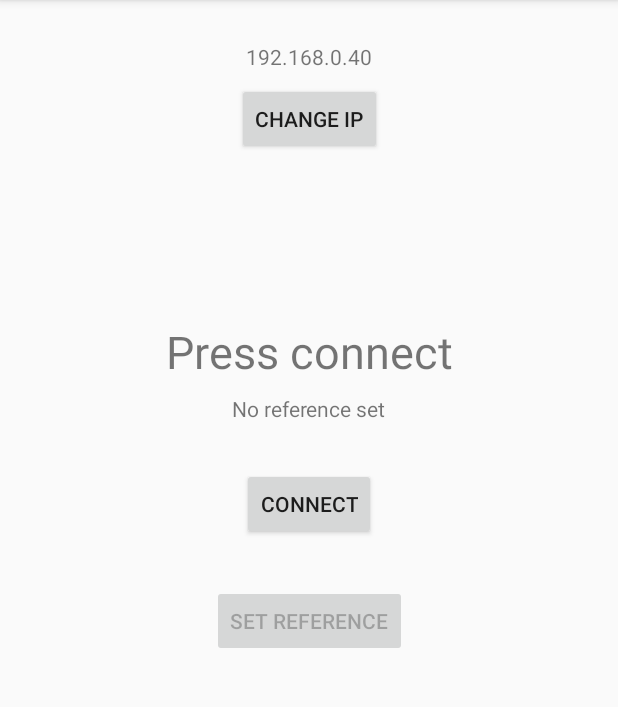
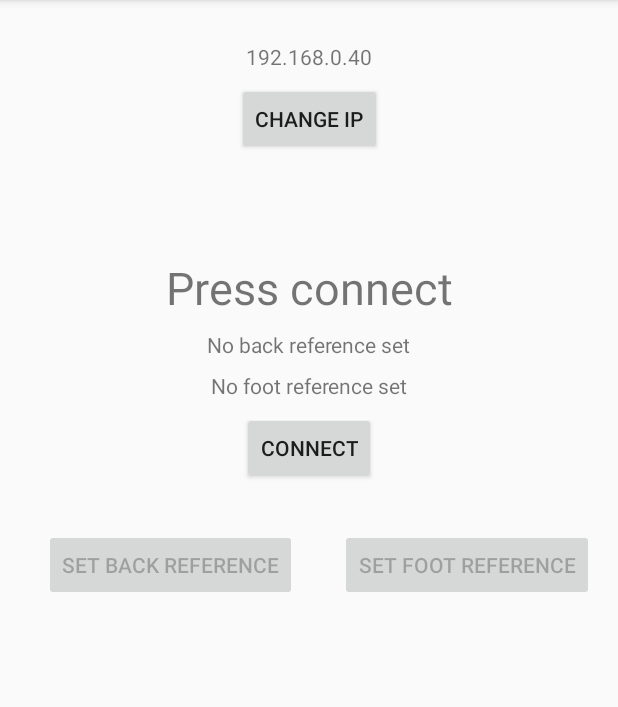
Before and after one commit to easklund/HORSE, an Android app: the screen it shows after launch (MainActivity), on a phone screen of 412 x 824 dp, the part 84-791 px from its top. Run offline under Robolectric (Android 15) with nearby library versions, the phone set to English and light mode, and no system bars.

Commit message:
final prototype

```diff
--- a/LoFi/app/src/main/java/com/example/lofi/MainActivity.java
+++ b/LoFi/app/src/main/java/com/example/lofi/MainActivity.java
@@ -4,6 +4,7 @@ import android.app.AlertDialog;
 import android.content.Context;
 import android.content.DialogInterface;
 import android.content.SharedPreferences;
+import android.media.MediaPlayer;
 import android.os.AsyncTask;
 import android.support.v4.content.ContextCompat;
 import android.support.v7.app.AppCompatActivity;
@@ -20,11 +21,20 @@ public class MainActivity extends AppCompatActivity {
     private SharedPreferences sharedPref;
     private String serverAddress;
     private int serverPort = 5005;
-    private boolean slouching = false;
-    private boolean isReferenceSet = false;
-    private float currentAngle = 0;
-    private float referenceAngle = 0;
-    private static final float SLOUCHING_SENSITIVITY = 20;
+    private boolean backWrongPosition = false;
+    private boolean footWrongPosition = false;
+    private boolean isBackReferenceSet = false;
+    private boolean isFootReferenceSet = false;
+    private float currentBackAngle = 0;
+    private float currentFootAngle = 0;
+    private float referenceBackAngle = 0;
+    private float referenceFootAngle = 0;
+    private boolean backIndicated = false;
+    private boolean footIndicated = false;
+    private static final float BACK_SENSITIVITY = 20;
+    private static final float FOOT_SENSITIVITY = 30;
+    private MediaPlayer backSound;
+    private MediaPlayer footSound;
 
     @Override
     protected void onCreate(Bundle savedInstanceState) {
@@ -33,8 +43,13 @@ public class MainActivity extends AppCompatActivity {
         setContentView(R.layout.activity_main);
         serverAddress = sharedPref.getString("server_address", "192.168.0.40");
         ((TextView) findViewById(R.id.txtIP)).setText(serverAddress);
-        (findViewById(R.id.txtSlouching)).setVisibility(View.INVISIBLE);
-        (findViewById(R.id.btnSetReference)).setEnabled(false);
+        (findViewById(R.id.txtBackWrongPosition)).setVisibility(View.INVISIBLE);
+        (findViewById(R.id.txtFootWrongPosition)).setVisibility(View.INVISIBLE);
+        (findViewById(R.id.btnSetBackReference)).setEnabled(false);
+        (findViewById(R.id.btnSetFootReference)).setEnabled(false);
+
+        backSound = MediaPlayer.create(this, R.raw.back);
+        footSound = MediaPlayer.create(this, R.raw.feet);
     }
 
 
@@ -75,19 +90,43 @@ public class MainActivity extends AppCompatActivity {
                 .show();
     }
 
-    public void onSetReference(View view) {
-        this.referenceAngle = this.currentAngle;
-        isReferenceSet = true;
-        ((TextView) findViewById(R.id.txtReference)).setText("Reference is " + this.referenceAngle);
+    public void onSetBackReference(View view) {
+        this.referenceBackAngle = this.currentBackAngle;
+        isBackReferenceSet = true;
+        ((TextView) findViewById(R.id.txtBackReference)).setText("Back reference is " + this.referenceBackAngle);
     }
 
-    private void displaySlouching() {
-        if (slouching) {
-            (findViewById(R.id.txtSlouching)).setVisibility(View.VISIBLE);
+    public void onSetFootReference(View view) {
+        this.referenceFootAngle = this.currentFootAngle;
+        isFootReferenceSet = true;
+        ((TextView) findViewById(R.id.txtFootReference)).setText("Foot reference is " + this.referenceFootAngle);
+    }
+
+    private void displayIncorrectPosition() {
+        if (backWrongPosition || footWrongPosition) {
             findViewById(R.id.layout).setBackgroundColor(ContextCompat.getColor(this, R.color.slouchingBackground));
         } else {
-            (findViewById(R.id.txtSlouching)).setVisibility(View.INVISIBLE);
             findViewById(R.id.layout).setBackgroundColor(ContextCompat.getColor(this, android.R.color.background_light));
+        }
+        if (backWrongPosition) {
+            (findViewById(R.id.txtBackWrongPosition)).setVisibility(View.VISIBLE);
+            if (!backIndicated) {
+                backSound.start();
+                backIndicated = true;
+            }
+        } else {
+            (findViewById(R.id.txtBackWrongPosition)).setVisibility(View.INVISIBLE);
+            backIndicated = false;
+        }
+        if (footWrongPosition) {
+            (findViewById(R.id.txtFootWrongPosition)).setVisibility(View.VISIBLE);
+            if (!footIndicated) {
+                footSound.start();
+                footIndicated = true;
+            }
+        } else {
+            (findViewById(R.id.txtFootWrongPosition)).setVisibility(View.INVISIBLE);
+            footIndicated = false;
         }
 
     }
@@ -102,11 +141,13 @@ public class MainActivity extends AppCompatActivity {
                 @Override
                 public void run() {
                     Button btnConnect = findViewById(R.id.btnConnect);
-                    Button setReference = findViewById(R.id.btnSetReference);
+                    Button setBackReference = findViewById(R.id.btnSetBackReference);
+                    Button setFootReference = findViewById(R.id.btnSetFootReference);
                     TextView txtDisplay = findViewById(R.id.txtDisplay);
 
                     btnConnect.setText("Disconnect");
-                    setReference.setEnabled(true);
+                    setBackReference.setEnabled(true);
+                    setFootReference.setEnabled(true);
                     txtDisplay.setText("Connecting...");
                 }
             });
@@ -130,16 +171,20 @@ public class MainActivity extends AppCompatActivity {
             super.onProgressUpdate(values);
 
             TextView display = findViewById(R.id.txtDisplay);
-            String input = values[0];
-            display.setText(input);
+            String inputs[] = values[0].split(", ");
+            display.setText(inputs[0] + ", " + inputs[1]);
 
-            float newAngle = Float.parseFloat(input);
-            currentAngle = newAngle;
+            float newBackAngle = Float.parseFloat(inputs[0]);
+            float newFootAngle = Float.parseFloat(inputs[1]);
+            currentBackAngle = newBackAngle;
+            currentFootAngle = newFootAngle;
 
-            if (isReferenceSet) {
-                slouching = (newAngle - referenceAngle >= SLOUCHING_SENSITIVITY);
-                displaySlouching();
-            }
+            if (isBackReferenceSet)
+                backWrongPosition = (newBackAngle - referenceBackAngle >= BACK_SENSITIVITY);
+            if (isFootReferenceSet)
+                footWrongPosition = (newFootAngle - referenceFootAngle >= FOOT_SENSITIVITY);
+
+            displayIncorrectPosition();
 
             //in the arrayList we add the messaged received from server
 //            arrayList.add(values[0]);
--- a/LoFi/app/src/main/res/layout/activity_main.xml
+++ b/LoFi/app/src/main/res/layout/activity_main.xml
@@ -21,20 +21,20 @@
         app:layout_constraintEnd_toEndOf="parent"
         app:layout_constraintStart_toStartOf="parent"
         app:layout_constraintTop_toTopOf="parent"
-        app:layout_constraintVertical_bias="0.29000002" />
+        app:layout_constraintVertical_bias="0.23000002" />
 
     <Button
         android:id="@+id/btnConnect"
         android:layout_width="wrap_content"
         android:layout_height="wrap_content"
         android:layout_marginStart="8dp"
-        android:layout_marginTop="30dp"
+        android:layout_marginTop="8dp"
         android:layout_marginEnd="8dp"
         android:onClick="onClickConnect"
         android:text="Connect"
         app:layout_constraintEnd_toEndOf="parent"
         app:layout_constraintStart_toStartOf="parent"
-        app:layout_constraintTop_toBottomOf="@+id/txtReference" />
+        app:layout_constraintTop_toBottomOf="@+id/txtFootReference" />
 
     <Button
         android:id="@+id/btnChangeIP"
@@ -62,29 +62,52 @@
         app:layout_constraintTop_toTopOf="parent" />
 
     <Button
-        android:id="@+id/btnSetReference"
+        android:id="@+id/btnSetBackReference"
         android:layout_width="wrap_content"
         android:layout_height="wrap_content"
+        android:layout_marginStart="8dp"
         android:layout_marginTop="30dp"
-        android:onClick="onSetReference"
-        android:text="@string/set_angle"
-        app:layout_constraintEnd_toEndOf="@+id/btnConnect"
-        app:layout_constraintStart_toStartOf="@+id/btnConnect"
+        android:layout_marginEnd="8dp"
+        android:onClick="onSetBackReference"
+        android:text="Set back reference"
+        app:layout_constraintEnd_toStartOf="@+id/btnSetFootReference"
+        app:layout_constraintStart_toStartOf="parent"
         app:layout_constraintTop_toBottomOf="@+id/btnConnect" />
 
+    <Button
+        android:id="@+id/btnSetFootReference"
+        android:layout_width="wrap_content"
+        android:layout_height="wrap_content"
+        android:layout_marginEnd="16dp"
+        android:onClick="onSetFootReference"
+        android:text="Set foot reference"
+        app:layout_constraintBottom_toBottomOf="@+id/btnSetBackReference"
+        app:layout_constraintEnd_toEndOf="parent"
+        app:layout_constraintTop_toTopOf="@+id/btnSetBackReference" />
+
     <TextView
-        android:id="@+id/txtReference"
+        android:id="@+id/txtBackReference"
         android:layout_width="wrap_content"
         android:layout_height="wrap_content"
         android:layout_marginTop="8dp"
-        android:text="@string/no_reference"
+        android:text="@string/no_back_reference"
         app:layout_constraintEnd_toEndOf="parent"
         app:layout_constraintHorizontal_bias="0.5"
         app:layout_constraintStart_toStartOf="parent"
         app:layout_constraintTop_toBottomOf="@+id/txtDisplay" />
 
     <TextView
-        android:id="@+id/txtSlouching"
+        android:id="@+id/txtFootReference"
+        android:layout_width="wrap_content"
+        android:layout_height="wrap_content"
+        android:layout_marginTop="8dp"
+        android:text="@string/no_foot_reference"
+        app:layout_constraintEnd_toEndOf="parent"
+        app:layout_constraintStart_toStartOf="parent"
+        app:layout_constraintTop_toBottomOf="@+id/txtBackReference" />
+
+    <TextView
+        android:id="@+id/txtBackWrongPosition"
         android:layout_width="wrap_content"
         android:layout_height="wrap_content"
         android:layout_marginStart="8dp"
@@ -94,7 +117,23 @@
         android:textColor="@android:color/white"
         android:textSize="30sp"
         app:layout_constraintEnd_toEndOf="parent"
+        app:layout_constraintHorizontal_bias="0.507"
         app:layout_constraintStart_toStartOf="parent"
-        app:layout_constraintTop_toBottomOf="@+id/btnSetReference" />
+        app:layout_constraintTop_toBottomOf="@+id/btnSetBackReference" />
+
+    <TextView
+        android:id="@+id/txtFootWrongPosition"
+        android:layout_width="wrap_content"
+        android:layout_height="wrap_content"
+        android:layout_marginStart="8dp"
+        android:layout_marginTop="8dp"
+        android:layout_marginEnd="8dp"
+        android:text="Foot too low!"
+        android:textColor="@android:color/white"
+        android:textSize="30sp"
+        app:layout_constraintEnd_toEndOf="parent"
+        app:layout_constraintHorizontal_bias="0.503"
+        app:layout_constraintStart_toStartOf="parent"
+        app:layout_constraintTop_toBottomOf="@+id/txtBackWrongPosition" />
 
 </android.support.constraint.ConstraintLayout>
--- a/LoFi/app/src/main/res/values/strings.xml
+++ b/LoFi/app/src/main/res/values/strings.xml
@@ -1,5 +1,7 @@
 <resources>
     <string name="app_name">LoFi</string>
-    <string name="set_angle">Set reference</string>
-    <string name="no_reference">No reference set</string>
+    <string name="set_back_reference">Set back reference</string>
+    <string name="set_foot_reference">Set foot reference</string>
+    <string name="no_back_reference">No back reference set</string>
+    <string name="no_foot_reference">No foot reference set</string>
 </resources>
--- a/LoFi/build.gradle
+++ b/LoFi/build.gradle
@@ -7,7 +7,7 @@ buildscript {
 
     }
     dependencies {
-        classpath 'com.android.tools.build:gradle:3.3.1'
+        classpath 'com.android.tools.build:gradle:3.3.2'
 
         // NOTE: Do not place your application dependencies here; they belong
         // in the individual module build.gradle files
```
Also changed, not shown: 7 other files.
